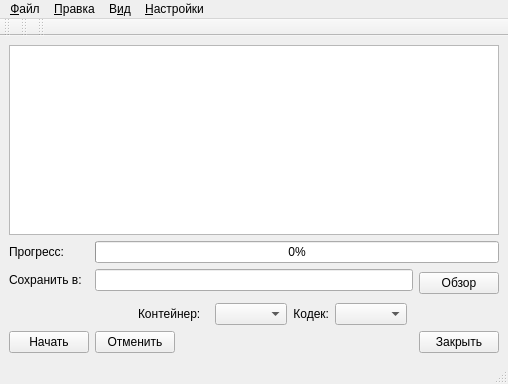
This is ui/transcoder.ui in ipse666/cueplayer as Qt 5 draws it before an edit. The edited form follows.
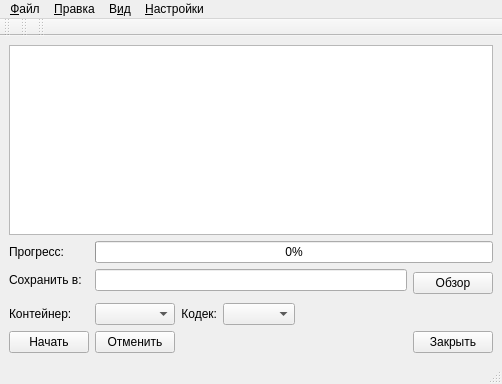
This is the edited form. Icons and pictures are not drawn.

```diff
--- a/ui/transcoder.ui
+++ b/ui/transcoder.ui
@@ -115,43 +115,7 @@
       </property>
      </widget>
     </item>
-    <item row="3" column="0" rowspan="2" colspan="2">
-     <spacer name="horizontalSpacer_3">
-      <property name="orientation">
-       <enum>Qt::Horizontal</enum>
-      </property>
-      <property name="sizeHint" stdset="0">
-       <size>
-        <width>118</width>
-        <height>20</height>
-       </size>
-      </property>
-     </spacer>
-    </item>
-    <item row="4" column="2" colspan="2">
-     <widget class="QLabel" name="label_3">
-      <property name="text">
-       <string>Контейнер:</string>
-      </property>
-     </widget>
-    </item>
-    <item row="4" column="4">
-     <widget class="QComboBox" name="containerBox"/>
-    </item>
-    <item row="4" column="5">
-     <widget class="QLabel" name="label_4">
-      <property name="text">
-       <string>Кодек:</string>
-      </property>
-      <property name="alignment">
-       <set>Qt::AlignRight|Qt::AlignTrailing|Qt::AlignVCenter</set>
-      </property>
-     </widget>
-    </item>
-    <item row="4" column="6">
-     <widget class="QComboBox" name="codecBox"/>
-    </item>
-    <item row="4" column="7" colspan="2">
+    <item row="4" column="4" colspan="5">
      <spacer name="horizontalSpacer_2">
       <property name="orientation">
        <enum>Qt::Horizontal</enum>
@@ -171,14 +135,14 @@
       </property>
      </widget>
     </item>
-    <item row="5" column="1" colspan="2">
+    <item row="5" column="1">
      <widget class="QPushButton" name="stopButton">
       <property name="text">
        <string>Отменить</string>
       </property>
      </widget>
     </item>
-    <item row="5" column="3" colspan="5">
+    <item row="5" column="2" colspan="6">
      <spacer name="horizontalSpacer">
       <property name="orientation">
        <enum>Qt::Horizontal</enum>
@@ -207,6 +171,29 @@
       </property>
      </widget>
     </item>
+    <item row="4" column="0">
+     <widget class="QLabel" name="label_3">
+      <property name="text">
+       <string>Контейнер:</string>
+      </property>
+     </widget>
+    </item>
+    <item row="4" column="1">
+     <widget class="QComboBox" name="containerBox"/>
+    </item>
+    <item row="4" column="2">
+     <widget class="QLabel" name="label_4">
+      <property name="text">
+       <string>Кодек:</string>
+      </property>
+      <property name="alignment">
+       <set>Qt::AlignRight|Qt::AlignTrailing|Qt::AlignVCenter</set>
+      </property>
+     </widget>
+    </item>
+    <item row="4" column="3">
+     <widget class="QComboBox" name="codecBox"/>
+    </item>
    </layout>
   </widget>
   <widget class="QMenuBar" name="menubar">
```
